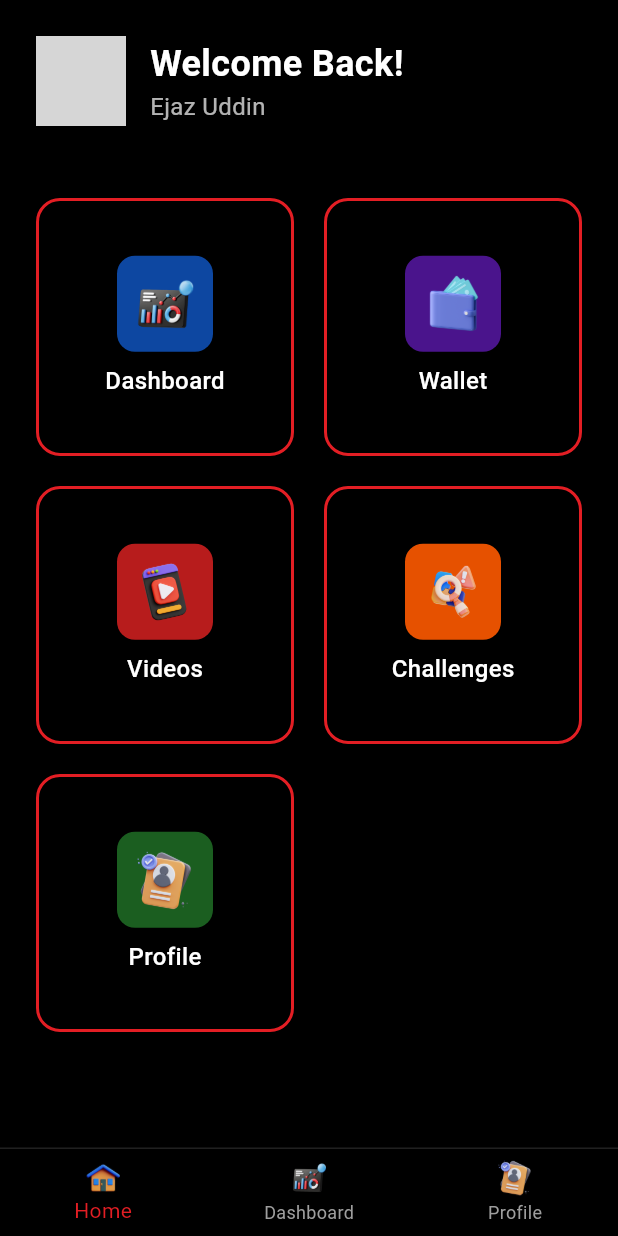
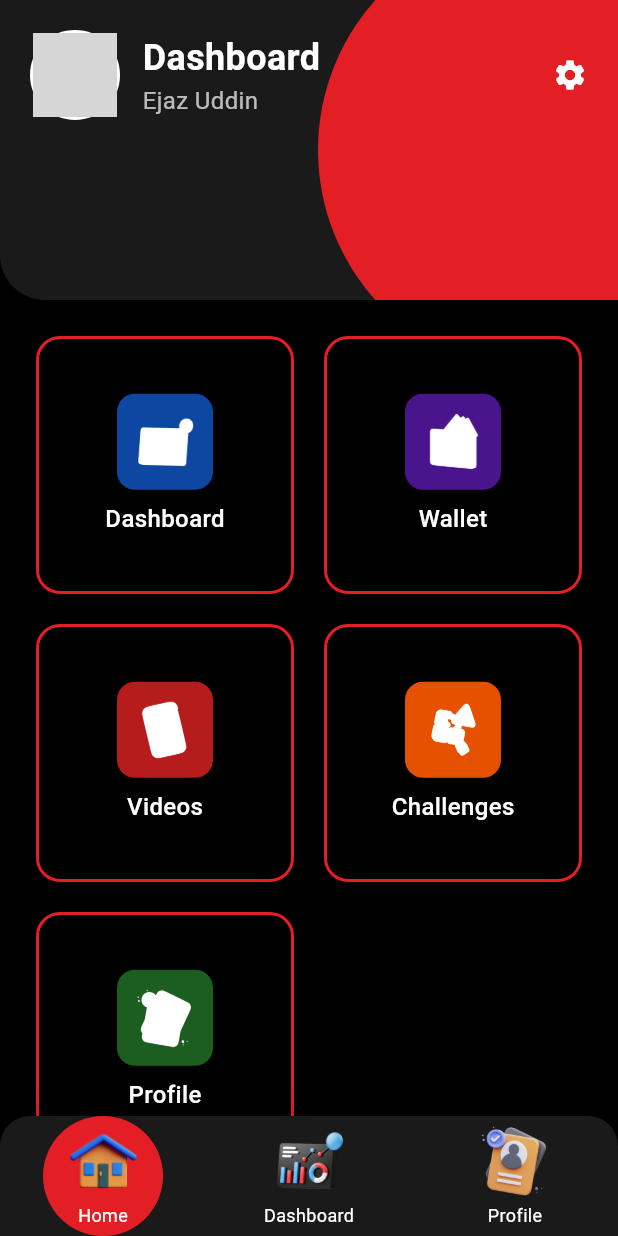
Before and after one commit to MasterOz786/Velitt-app, a Flutter app: the HomeScreen screen opened by its route, on a phone screen of 412 x 824 dp. Run offline on Flutter 3.47's test engine with Material 3 defaults, Android fonts, the phone set to English and light mode, and no system bars; our stand-ins replace fl_chart; network calls fail; grey boxes are pictures that could not be loaded.

Commit message:
fix: ui for home screen

```diff
--- a/lib/screens/home_screen.dart
+++ b/lib/screens/home_screen.dart
@@ -1,4 +1,5 @@
 import 'package:flutter/material.dart';
+import 'package:velitt/widgets/bottom_navbar.dart'; // Import the BottomNavBar widget
 
 class HomeScreen extends StatefulWidget {
   const HomeScreen({super.key});
@@ -14,18 +15,32 @@ class _HomeScreenState extends State<HomeScreen> {
     setState(() {
       _selectedIndex = index;
     });
-    // Navigation logic can be implemented here
+
+    switch (index) {
+      case 0:
+        Navigator.pushNamed(context, '/home');
+        break;
+      case 1:
+        Navigator.pushNamed(context, '/dashboard');
+        break;
+      case 2:
+        Navigator.pushNamed(context, '/profile');
+        break;
+    }
   }
 
-  Widget _buildMenuItem(String title, String iconPath, Color backgroundColor) {
-    return Container(
+  void _onMenuItemTap(String route) {
+    Navigator.pushNamed(context, route);
+  }
+
+  Widget _buildMenuItem(String title, String iconPath, Color backgroundColor, String route) {
+    return InkWell(
+      onTap: () => _onMenuItemTap(route),
+      child: Container(
         decoration: BoxDecoration(
           color: Colors.black,
           borderRadius: BorderRadius.circular(16),
-        border: Border.all(
-          color: const Color(0xFFE31E24),
-          width: 2,
-        ),
+          border: Border.all(color: const Color(0xFFE31E24), width: 2),
         ),
         child: Column(
           mainAxisAlignment: MainAxisAlignment.center,
@@ -36,23 +51,12 @@ class _HomeScreenState extends State<HomeScreen> {
                 color: backgroundColor,
                 borderRadius: BorderRadius.circular(12),
               ),
-            child: Image.asset(
-              iconPath,
-              width: 40,
-              height: 40,
-              // color: Colors.white, // Optional: Apply a white tint
-            ),
+              child: Image.asset(iconPath, width: 40, height: 40, color: Colors.white),
             ),
             const SizedBox(height: 8),
-          Text(
-            title,
-            style: const TextStyle(
-              color: Colors.white,
-              fontSize: 16,
-              fontWeight: FontWeight.w500,
+            Text(title, style: const TextStyle(color: Colors.white, fontSize: 16, fontWeight: FontWeight.w500)),
+          ],
         ),
-          ),
-        ],
       ),
     );
   }
@@ -64,16 +68,32 @@ class _HomeScreenState extends State<HomeScreen> {
       body: SafeArea(
         child: Column(
           children: [
-            // Header with welcome message
             Container(
-              padding: const EdgeInsets.all(24),
+              height: 200,
               decoration: const BoxDecoration(
-                color: Colors.black,
+                color: Color(0xFF1A1A1A),
                 borderRadius: BorderRadius.only(
-                  bottomLeft: Radius.circular(24),
-                  bottomRight: Radius.circular(24),
+                  bottomLeft: Radius.circular(30),
+                  bottomRight: Radius.circular(30),
                 ),
               ),
+              child: Stack(
+                children: [
+                  Positioned(
+                    right: -100,
+                    top: -50,
+                    child: Container(
+                      width: 300,
+                      height: 300,
+                      decoration: const BoxDecoration(
+                        color: Color(0xFFE31E24),
+                        shape: BoxShape.circle,
+                      ),
+                    ),
+                  ),
+                  SafeArea(
+                    child: Padding(
+                      padding: const EdgeInsets.all(20),
                       child: Row(
                         children: [
                           Container(
@@ -82,38 +102,49 @@ class _HomeScreenState extends State<HomeScreen> {
                             decoration: BoxDecoration(
                               shape: BoxShape.circle,
                               border: Border.all(color: Colors.white, width: 2),
-                      image: const DecorationImage(
-                        image: AssetImage('assets/images/user_avatar.png'),
+                            ),
+                            child: ClipOval(
+                              child: Image.network(
+                                'https://placeholder.com/60x60',
                                 fit: BoxFit.cover,
                               ),
                             ),
                           ),
-                  const SizedBox(width: 16),
+                          const SizedBox(width: 15),
                           Column(
                             crossAxisAlignment: CrossAxisAlignment.start,
+                            mainAxisSize: MainAxisSize.min,
                             children: const [
                               Text(
-                        'Welcome Back!',
+                                'Dashboard',
                                 style: TextStyle(
-                          color: Colors.white,
                                   fontSize: 24,
                                   fontWeight: FontWeight.bold,
+                                  color: Colors.white,
                                 ),
                               ),
                               Text(
                                 'Ejaz Uddin',
                                 style: TextStyle(
+                                  fontSize: 16,
                                   color: Colors.white70,
-                          fontSize: 16,
                                 ),
                               ),
                             ],
                           ),
+                          const Spacer(),
+                          const Icon(
+                            Icons.settings,
+                            color: Colors.white,
+                            size: 24,
+                          ),
                         ],
                       ),
                     ),
-
-            // Grid of options
+                  ),
+                ],
+              ),
+            ),
             Expanded(
               child: GridView.count(
                 padding: const EdgeInsets.all(24),
@@ -121,56 +152,18 @@ class _HomeScreenState extends State<HomeScreen> {
                 mainAxisSpacing: 20,
                 crossAxisSpacing: 20,
                 children: [
-                  _buildMenuItem('Dashboard', 'assets/icons/Dashboard.png', Colors.blue.shade900),
-                  _buildMenuItem('Wallet', 'assets/icons/Wallet.png', Colors.purple.shade900),
-                  _buildMenuItem('Videos', 'assets/icons/Videos.png', Colors.red.shade900),
-                  _buildMenuItem('Challenges', 'assets/icons/Challenges.png', Colors.orange.shade900),
-                  _buildMenuItem('Profile', 'assets/icons/Profile.png', Colors.green.shade900),
+                  _buildMenuItem('Dashboard', 'assets/icons/Dashboard.png', Colors.blue.shade900, '/dashboard'),
+                  _buildMenuItem('Wallet', 'assets/icons/Wallet.png', Colors.purple.shade900, '/wallet'),
+                  _buildMenuItem('Videos', 'assets/icons/Videos.png', Colors.red.shade900, '/videos'),
+                  _buildMenuItem('Challenges', 'assets/icons/Challenges.png', Colors.orange.shade900, '/challenges'),
+                  _buildMenuItem('Profile', 'assets/icons/Profile.png', Colors.green.shade900, '/profile'),
                 ],
               ),
             ),
           ],
         ),
       ),
-      bottomNavigationBar: Container(
-        decoration: BoxDecoration(
-          color: Colors.black,
-          border: Border(top: BorderSide(color: Colors.grey.shade900, width: 1)),
-        ),
-        child: BottomNavigationBar(
-          currentIndex: _selectedIndex,
-          onTap: _handleNavigation,
-          backgroundColor: Colors.black,
-          selectedItemColor: const Color(0xFFE31E24),
-          unselectedItemColor: Colors.grey,
-          items: [
-            BottomNavigationBarItem(
-              icon: Image.asset(
-                'assets/icons/Home.png',
-                width: 24,
-                height: 24,
-              ),
-              label: 'Home',
-            ),
-            BottomNavigationBarItem(
-              icon: Image.asset(
-                'assets/icons/Dashboard.png',
-                width: 24,
-                height: 24,
-              ),
-              label: 'Dashboard',
-            ),
-            BottomNavigationBarItem(
-              icon: Image.asset(
-                'assets/icons/Profile.png',
-                width: 24,
-                height: 24,
-              ),
-              label: 'Profile',
-            ),
-          ],
-        ),
-      ),
+      bottomNavigationBar: BottomNavBar(currentIndex: _selectedIndex, onTap: _handleNavigation),
     );
   }
 }
```
Lines whose indentation alone changed are shown as unchanged.
